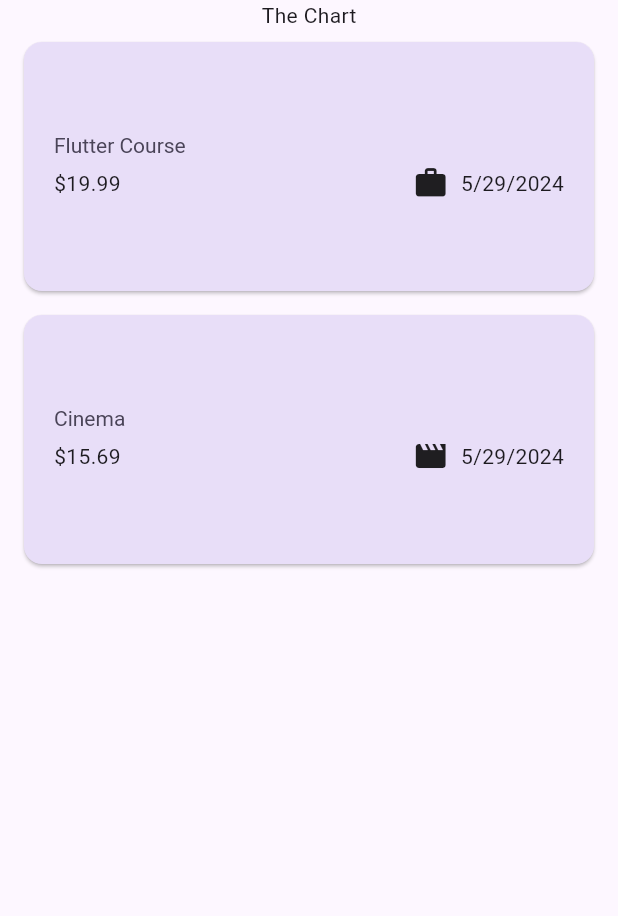
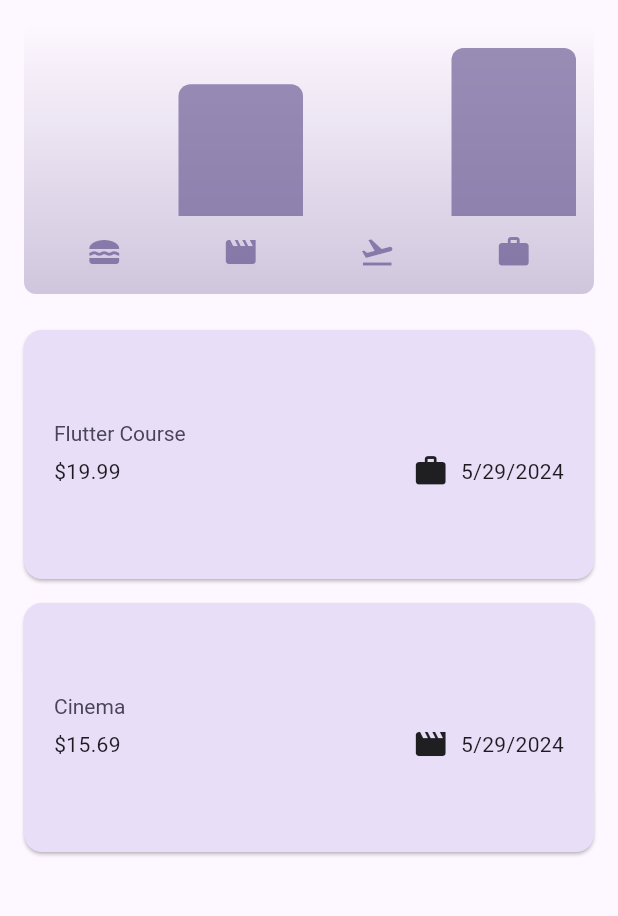
Before and after one commit to weas3ls/flutter-expense-tracker, a Flutter app: the screen it shows after launch, on a phone screen of 412 x 824 dp, the part 84-1000 px from its top. Run offline on Flutter 3.47's test engine with Material 3 defaults, Android fonts, the phone set to English and light mode, and no system bars.

Commit message:
implement chart to show aggregate expenses

```diff
--- a/lib/models/expense.dart
+++ b/lib/models/expense.dart
@@ -38,3 +38,25 @@ class Expense {
     return formatter.format(date);
   }
 }
+
+class ExpenseBucket {
+  const ExpenseBucket({required this.category, required this.expenses});
+
+  ExpenseBucket.forCategory(List<Expense> allExpenses, this.category)
+      : expenses = allExpenses
+            .where((expense) => expense.category == category)
+            .toList();
+
+  final Category category;
+  final List<Expense> expenses;
+
+  double get totalExpenses {
+    double sum = 0;
+
+    for (final expense in expenses) {
+      sum += expense.amount;
+    }
+
+    return sum;
+  }
+}
--- /dev/null
+++ b/lib/widgets/chart/chart.dart
@@ -0,0 +1,95 @@
+import 'package:expense_tracker/models/expense.dart';
+import 'package:expense_tracker/widgets/chart/chart_bar.dart';
+import 'package:flutter/material.dart';
+
+class Chart extends StatelessWidget {
+  const Chart({super.key, required this.expenses});
+
+  final List<Expense> expenses;
+
+  List<ExpenseBucket> get buckets {
+    return [
+      ExpenseBucket.forCategory(expenses, Category.food),
+      ExpenseBucket.forCategory(expenses, Category.leisure),
+      ExpenseBucket.forCategory(expenses, Category.travel),
+      ExpenseBucket.forCategory(expenses, Category.work),
+    ];
+  }
+
+  double get maxTotalExpense {
+    double maxTotalExpense = 0;
+
+    for (final bucket in buckets) {
+      if (bucket.totalExpenses > maxTotalExpense) {
+        maxTotalExpense = bucket.totalExpenses;
+      }
+    }
+
+    return maxTotalExpense;
+  }
+
+  @override
+  Widget build(BuildContext context) {
+    final isDarkMode =
+        MediaQuery.of(context).platformBrightness == Brightness.dark;
+
+    return Container(
+      margin: const EdgeInsets.all(16),
+      padding: const EdgeInsets.symmetric(
+        vertical: 16,
+        horizontal: 8,
+      ),
+      width: double.infinity,
+      height: 180,
+      decoration: BoxDecoration(
+        borderRadius: BorderRadius.circular(8),
+        gradient: LinearGradient(
+          colors: [
+            Theme.of(context).colorScheme.primary.withOpacity(0.3),
+            Theme.of(context).colorScheme.primary.withOpacity(0.0)
+          ],
+          begin: Alignment.bottomCenter,
+          end: Alignment.topCenter,
+        ),
+      ),
+      child: Column(
+        children: [
+          Expanded(
+            child: Row(
+              crossAxisAlignment: CrossAxisAlignment.end,
+              children: [
+                for (final bucket in buckets)
+                  ChartBar(
+                    fill: bucket.totalExpenses == 0
+                        ? 0
+                        : bucket.totalExpenses / maxTotalExpense,
+                  )
+              ],
+            ),
+          ),
+          const SizedBox(height: 12),
+          Row(
+            children: buckets
+                .map(
+                  (bucket) => Expanded(
+                    child: Padding(
+                      padding: const EdgeInsets.symmetric(horizontal: 4),
+                      child: Icon(
+                        categoryIcons[bucket.category],
+                        color: isDarkMode
+                            ? Theme.of(context).colorScheme.secondary
+                            : Theme.of(context)
+                                .colorScheme
+                                .primary
+                                .withOpacity(0.7),
+                      ),
+                    ),
+                  ),
+                )
+                .toList(),
+          )
+        ],
+      ),
+    );
+  }
+}
--- /dev/null
+++ b/lib/widgets/chart/chart_bar.dart
@@ -0,0 +1,35 @@
+import 'package:flutter/material.dart';
+
+class ChartBar extends StatelessWidget {
+  const ChartBar({
+    super.key,
+    required this.fill,
+  });
+
+  final double fill;
+
+  @override
+  Widget build(BuildContext context) {
+    final isDarkMode =
+        MediaQuery.of(context).platformBrightness == Brightness.dark;
+
+    return Expanded(
+      child: Padding(
+        padding: const EdgeInsets.symmetric(horizontal: 4),
+        child: FractionallySizedBox(
+          heightFactor: fill,
+          child: DecoratedBox(
+            decoration: BoxDecoration(
+              shape: BoxShape.rectangle,
+              borderRadius:
+                  const BorderRadius.vertical(top: Radius.circular(8)),
+              color: isDarkMode
+                  ? Theme.of(context).colorScheme.secondary
+                  : Theme.of(context).colorScheme.primary.withOpacity(0.65),
+            ),
+          ),
+        ),
+      ),
+    );
+  }
+}
--- a/lib/widgets/expenses.dart
+++ b/lib/widgets/expenses.dart
@@ -1,4 +1,5 @@
 import 'package:expense_tracker/models/expense.dart';
+import 'package:expense_tracker/widgets/chart/chart.dart';
 import 'package:expense_tracker/widgets/expenses_list/expenses_list.dart';
 import 'package:expense_tracker/widgets/new_expense.dart';
 import 'package:flutter/material.dart';
@@ -91,7 +92,7 @@ class _ExpensesState extends State<Expenses> {
       ),
       body: Column(
         children: [
-          const Text('The Chart'),
+          Chart(expenses: _registeredExpenses),
           Expanded(
             child: mainContent,
           )
```
